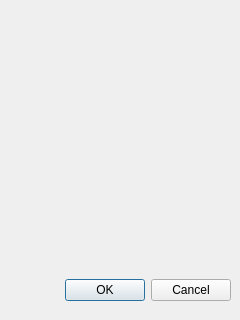
Qt form src/UI/newmail.ui (uPtt-messenger/uPtt_backup) before a commit.
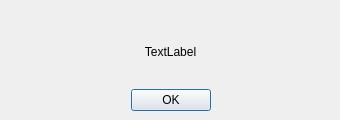
The same form after that commit.

Diff of the .ui file:
```diff
--- a/src/UI/newmail.ui
+++ b/src/UI/newmail.ui
@@ -1,32 +1,54 @@
 <ui version="4.0" >
  <class>Dialog</class>
- <widget class="QDialog" name="Dialog" >
-  <property name="geometry" >
+ <widget class="QDialog" name="Dialog">
+  <property name="geometry">
    <rect>
     <x>0</x>
     <y>0</y>
-    <width>240</width>
-    <height>320</height>
+    <width>340</width>
+    <height>120</height>
    </rect>
   </property>
   <property name="windowTitle" >
    <string>Dialog</string>
   </property>
-  <widget class="QDialogButtonBox" name="buttonBox" >
-   <property name="geometry" >
+  <widget class="QWidget" name="verticalLayoutWidget">
+   <property name="geometry">
     <rect>
-     <x>10</x>
-     <y>270</y>
-     <width>221</width>
-     <height>41</height>
+     <x>20</x>
+     <y>20</y>
+     <width>301</width>
+     <height>91</height>
     </rect>
    </property>
-   <property name="orientation" >
-    <enum>Qt::Horizontal</enum>
-   </property>
-   <property name="standardButtons" >
-    <set>QDialogButtonBox::Cancel|QDialogButtonBox::Ok</set>
-   </property>
+   <layout class="QVBoxLayout" name="verticalLayout">
+    <item>
+     <widget class="QLabel" name="NewMailText">
+      <property name="text">
+       <string>TextLabel</string>
+      </property>
+      <property name="alignment">
+       <set>Qt::AlignCenter</set>
+      </property>
+     </widget>
+    </item>
+    <item>
+     <widget class="QDialogButtonBox" name="buttonBox">
+      <property name="layoutDirection">
+       <enum>Qt::LeftToRight</enum>
+      </property>
+      <property name="orientation">
+       <enum>Qt::Horizontal</enum>
+      </property>
+      <property name="standardButtons">
+       <set>QDialogButtonBox::Ok</set>
+      </property>
+      <property name="centerButtons">
+       <bool>true</bool>
+      </property>
+     </widget>
+    </item>
+   </layout>
   </widget>
  </widget>
  <resources/>
```
Left out of the diff: 13 changed lines with no effect on the pictures.
